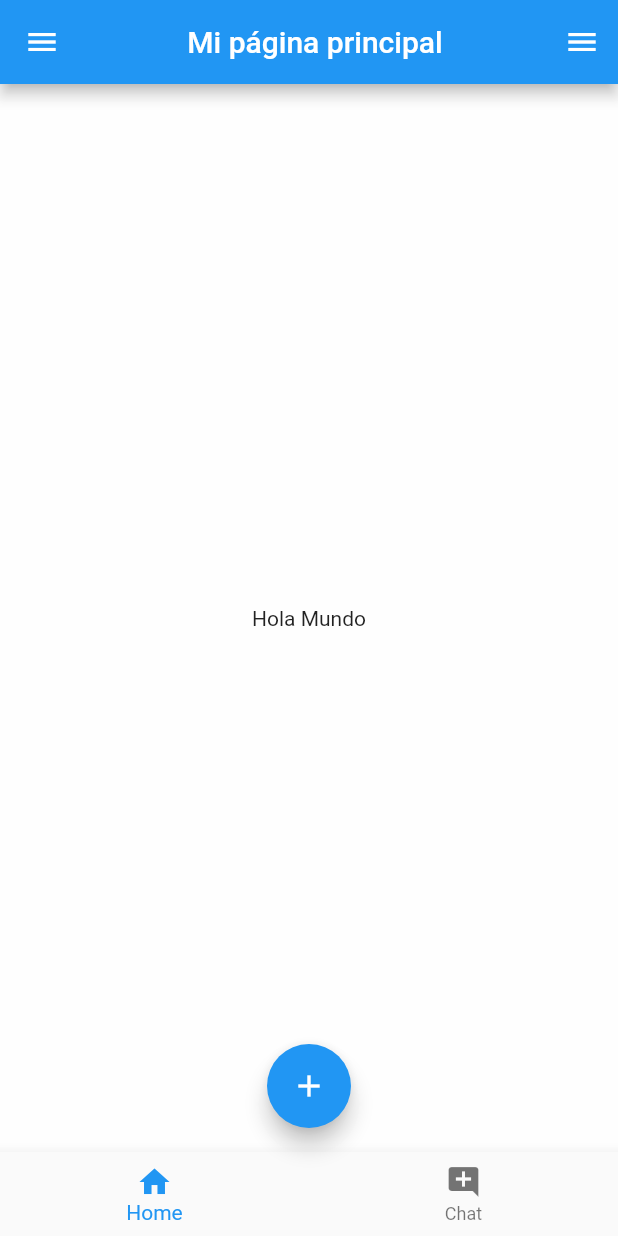
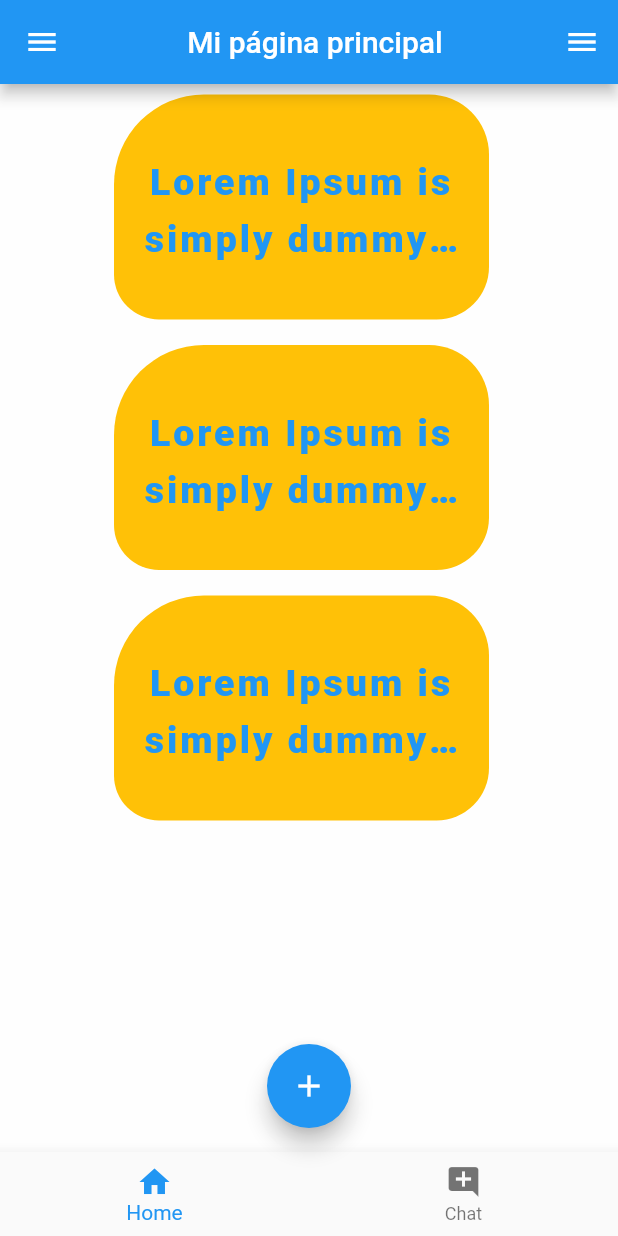
Before and after one commit to DEVILTAIGER/Conociendo_Flutter, a Flutter app: the screen it shows after launch, on a phone screen of 412 x 824 dp. Run offline on Flutter 3.47's test engine with Material 2 defaults, Android fonts, the phone set to English and light mode, and no system bars.

Commit message:
Ejercicio del Profe

```diff
--- a/lib/pages/home_page.dart
+++ b/lib/pages/home_page.dart
@@ -11,7 +11,86 @@ class HomePage extends StatelessWidget {
         ),
       ),
       body: Center(
-        child: Text("Hola Mundo"),
+        child: Column(children: [
+          Container(
+            width: 250,
+            height: 150,
+            alignment: Alignment.center,
+            margin: EdgeInsets.only(left: 5, top: 7, right: 15, bottom: 10),
+            padding: EdgeInsets.symmetric(horizontal: 20, vertical: 15),
+            decoration: BoxDecoration(
+              color: Colors.amber,
+              borderRadius: BorderRadius.only(
+                  topLeft: Radius.circular(60),
+                  topRight: Radius.circular(40),
+                  bottomLeft: Radius.circular(30),
+                  bottomRight: Radius.circular(35)),
+            ),
+            child: Text("Lorem Ipsum is simply dummy text of the prin",
+                textAlign: TextAlign.center,
+                maxLines: 2,
+                overflow: TextOverflow.ellipsis,
+                style: TextStyle(
+                    fontSize: 25,
+                    color: Colors.blue,
+                    fontWeight: FontWeight.w900,
+                    letterSpacing: 2,
+                    decoration: TextDecoration.none,
+                    height: 1.5)),
+          ),
+          Container(
+            width: 250,
+            height: 150,
+            alignment: Alignment.center,
+            margin: EdgeInsets.only(left: 5, top: 7, right: 15, bottom: 10),
+            padding: EdgeInsets.symmetric(horizontal: 20, vertical: 15),
+            decoration: BoxDecoration(
+              color: Colors.amber,
+              borderRadius: BorderRadius.only(
+                  topLeft: Radius.circular(60),
+                  topRight: Radius.circular(40),
+                  bottomLeft: Radius.circular(30),
+                  bottomRight: Radius.circular(35)),
+            ),
+            child: Text("Lorem Ipsum is simply dummy text of the prin",
+                textAlign: TextAlign.center,
+                maxLines: 2,
+                overflow: TextOverflow.ellipsis,
+                style: TextStyle(
+                    fontSize: 25,
+                    color: Colors.blue,
+                    fontWeight: FontWeight.w900,
+                    letterSpacing: 2,
+                    decoration: TextDecoration.none,
+                    height: 1.5)),
+          ),
+          Container(
+            width: 250,
+            height: 150,
+            alignment: Alignment.center,
+            margin: EdgeInsets.only(left: 5, top: 7, right: 15, bottom: 10),
+            padding: EdgeInsets.symmetric(horizontal: 20, vertical: 15),
+            decoration: BoxDecoration(
+              color: Colors.amber,
+              borderRadius: BorderRadius.only(
+                  topLeft: Radius.circular(60),
+                  topRight: Radius.circular(40),
+                  bottomLeft: Radius.circular(30),
+                  bottomRight: Radius.circular(35)),
+            ),
+            child: Text("Lorem Ipsum is simply dummy text of the prin",
+                textAlign: TextAlign.center,
+                maxLines: 2,
+                overflow: TextOverflow.ellipsis,
+                style: TextStyle(
+                    fontSize: 25,
+                    color: Colors.blue,
+                    fontWeight: FontWeight.w900,
+                    letterSpacing: 2,
+                    decoration: TextDecoration.none,
+                    height: 1.5)),
+          )
+        ]),
       ),
       floatingActionButton: FloatingActionButton(
         onPressed: () {},
--- /dev/null
+++ b/lib/pages/images_example.dart
@@ -0,0 +1,12 @@
+import 'package:flutter/material.dart';
+
+class ImagesExample extends StatelessWidget {
+  @override
+  Widget build(BuildContext context) {
+    return Container(
+      child: Column(
+        children: [Image.network("")],
+      ),
+    );
+  }
+}
```
